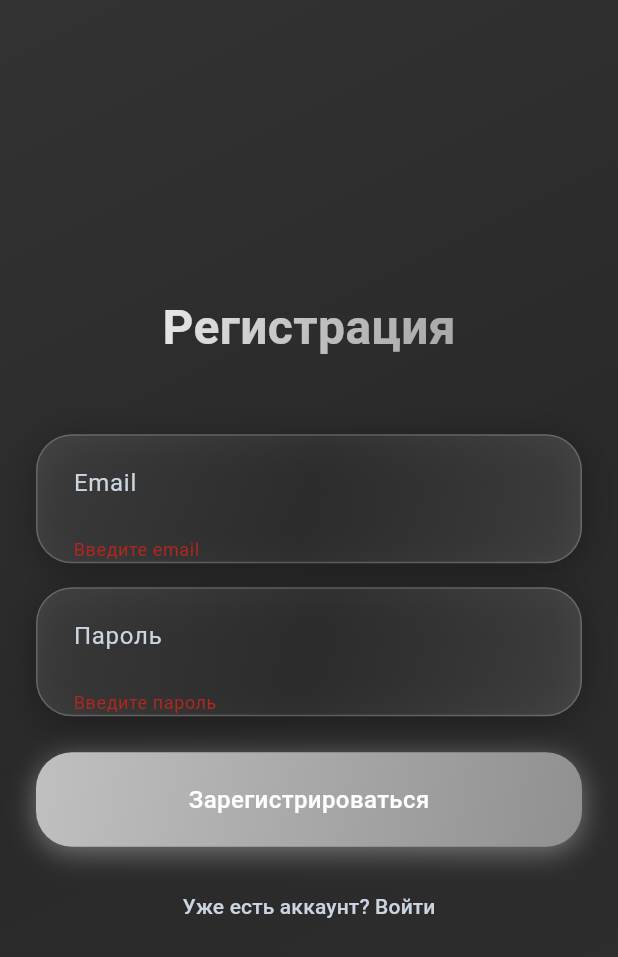
After one commit to ww-4/Mobile-application-development, a Flutter app: the screen it shows after launch, item 2 of the bottom bar chosen, after a tap on "Зарегистрироваться", on a phone screen of 412 x 824 dp. The commit adds this screen. Shown: the top 957 px of the screen. Run offline on Flutter 3.47's test engine with Material 3 defaults, Android fonts, the phone set to English and light mode, and no system bars; our stand-ins replace flutter_dotenv, supabase_flutter; accounts and stored records are empty; network calls fail.

Commit message:
LR 3.0 (Bottomnavigationbar & Supabase: SignIn, SignUp)

```diff
--- /dev/null
+++ b/flutter_application_test/lib/auth_screen.dart
@@ -0,0 +1,350 @@
+import 'package:flutter/material.dart';
+import 'auth_service.dart';
+
+class AuthScreen extends StatefulWidget {
+  final bool isLogin;
+  const AuthScreen({super.key, this.isLogin = true});
+
+  @override
+  State<AuthScreen> createState() => _AuthScreenState();
+}
+
+class _AuthScreenState extends State<AuthScreen> {
+  final TextEditingController _loginController = TextEditingController();
+  final TextEditingController _passwordController = TextEditingController();
+  final _formKey = GlobalKey<FormState>();
+  late bool _isLogin;
+  String? _errorMessage;
+  Future<bool>? _authFuture;
+
+  @override
+  void initState() {
+    super.initState();
+    _isLogin = widget.isLogin;
+  }
+
+  Future<bool> _handleAuth() async {
+    if (!_formKey.currentState!.validate()) {
+      return false;
+    }
+
+    final email = _loginController.text.trim();
+    final password = _passwordController.text.trim();
+
+    try {
+      if (_isLogin) {
+        // Вход
+        final response = await AuthService.signIn(email, password);
+        if (response.user != null) {
+          return true;
+        } else {
+          setState(() {
+            _errorMessage = 'Неверный email или пароль';
+          });
+          return false;
+        }
+      } else {
+        // Регистрация
+        final response = await AuthService.signUp(email, password);
+        if (response.user != null) {
+          setState(() {
+            _errorMessage = null;
+          });
+          return true;
+        } else {
+          setState(() {
+            _errorMessage = 'Ошибка регистрации';
+          });
+          return false;
+        }
+      }
+    } catch (e) {
+      setState(() {
+        _errorMessage = 'Ошибка: ${e.toString()}';
+      });
+      return false;
+    }
+  }
+
+  @override
+  void dispose() {
+    _loginController.dispose();
+    _passwordController.dispose();
+    super.dispose();
+  }
+
+  @override
+  Widget build(BuildContext context) {
+    return Scaffold(
+      body: Container(
+        width: double.infinity,
+        height: double.infinity,
+        decoration: const BoxDecoration(color: Color(0xFF1A1A1A)),
+        child: Container(
+          decoration: BoxDecoration(
+            gradient: LinearGradient(
+              begin: const Alignment(-1.0, -1.0),
+              end: const Alignment(1.0, 1.0),
+              colors: [
+                const Color(0xFFC0C0C0).withOpacity(0.15),
+                const Color(0xFF808080).withOpacity(0.15),
+                const Color(0xFFA9A9A9).withOpacity(0.15),
+              ],
+              stops: const [0.0, 0.5, 1.0],
+            ),
+          ),
+          child: SafeArea(
+            child: Center(
+              child: SingleChildScrollView(
+                padding: const EdgeInsets.all(24),
+                child: Form(
+                  key: _formKey,
+                  child: Column(
+                    mainAxisAlignment: MainAxisAlignment.center,
+                    children: [
+                      ShaderMask(
+                        shaderCallback: (bounds) => const LinearGradient(
+                          begin: Alignment(-1.0, -1.0),
+                          end: Alignment(1.0, 1.0),
+                          colors: [
+                            Color(0xFFE8E8E8),
+                            Color(0xFFC0C0C0),
+                            Color(0xFFA8A8A8),
+                          ],
+                        ).createShader(bounds),
+                        child: Text(
+                          _isLogin ? 'Вход' : 'Регистрация',
+                          style: const TextStyle(
+                            fontSize: 32,
+                            fontWeight: FontWeight.bold,
+                            color: Colors.white,
+                          ),
+                        ),
+                      ),
+                      const SizedBox(height: 48),
+
+                      Container(
+                        decoration: BoxDecoration(
+                          gradient: LinearGradient(
+                            begin: const Alignment(-1.0, -1.0),
+                            end: const Alignment(1.0, 1.0),
+                            colors: [
+                              const Color(0xFFA9A9A9).withOpacity(0.2),
+                              const Color(0xFF808080).withOpacity(0.15),
+                              const Color(0xFFC0C0C0).withOpacity(0.2),
+                            ],
+                            stops: const [0.0, 0.5, 1.0],
+                          ),
+                          borderRadius: BorderRadius.circular(24),
+                          border: Border.all(
+                            color: const Color(0xFFC0C0C0).withOpacity(0.3),
+                          ),
+                          boxShadow: [
+                            BoxShadow(
+                              color: Colors.black.withOpacity(0.3),
+                              blurRadius: 20,
+                              offset: const Offset(0, 4)),
+                          ],
+                        ),
+                        child: TextFormField(
+                          controller: _loginController,
+                          style: const TextStyle(color: Colors.white, fontSize: 16),
+                          decoration: InputDecoration(
+                            hintText: 'Email',
+                            hintStyle: const TextStyle(color: Color(0xFFCBD5E1)),
+                            filled: false,
+                            border: InputBorder.none,
+                            enabledBorder: InputBorder.none,
+                            focusedBorder: InputBorder.none,
+                            contentPadding: const EdgeInsets.symmetric(
+                              horizontal: 24,
+                              vertical: 20,
+                            ),
+                          ),
+                          validator: (value) {
+                            if (value == null || value.trim().isEmpty) {
+                              return 'Введите email';
+                            }
+                            if (!value.contains('@')) {
+                              return 'Введите корректный email';
+                            }
+                            return null;
+                          },
+                        ),
+                      ),
+                      const SizedBox(height: 16),
+
+                      Container(
+                        decoration: BoxDecoration(
+                          gradient: LinearGradient(
+                            begin: const Alignment(-1.0, -1.0),
+                            end: const Alignment(1.0, 1.0),
+                            colors: [
+                              const Color(0xFFA9A9A9).withOpacity(0.2),
+                              const Color(0xFF808080).withOpacity(0.15),
+                              const Color(0xFFC0C0C0).withOpacity(0.2),
+                            ],
+                            stops: const [0.0, 0.5, 1.0],
+                          ),
+                          borderRadius: BorderRadius.circular(24),
+                          border: Border.all(
+                            color: const Color(0xFFC0C0C0).withOpacity(0.3),
+                          ),
+                          boxShadow: [
+                            BoxShadow(
+                                color: Colors.black.withOpacity(0.3),
+                                blurRadius: 20,
+                                offset: const Offset(0, 4)),
+                          ],
+                        ),
+                        child: TextFormField(
+                          controller: _passwordController,
+                          obscureText: true,
+                          style: const TextStyle(color: Colors.white, fontSize: 16),
+                          decoration: InputDecoration(
+                            hintText: 'Пароль',
+                            hintStyle: const TextStyle(color: Color(0xFFCBD5E1)),
+                            filled: false,
+                            border: InputBorder.none,
+                            enabledBorder: InputBorder.none,
+                            focusedBorder: InputBorder.none,
+                            contentPadding: const EdgeInsets.symmetric(
+                              horizontal: 24,
+                              vertical: 20,
+                            ),
+                          ),
+                          validator: (value) {
+                            if (value == null || value.trim().isEmpty) {
+                              return 'Введите пароль';
+                            }
+                            if (!_isLogin && value.length < 6) {
+                              return 'Пароль должен быть не менее 6 символов';
+                            }
+                            return null;
+                          },
+                        ),
+                      ),
+                      const SizedBox(height: 24),
+
+                      if (_errorMessage != null)
+                        Container(
+                          margin: const EdgeInsets.only(bottom: 16),
+                          padding: const EdgeInsets.all(12),
+                          decoration: BoxDecoration(
+                            color: Colors.red.withOpacity(0.2),
+                            borderRadius: BorderRadius.circular(12),
+                            border: Border.all(color: Colors.red.withOpacity(0.3)),
+                          ),
+                          child: Text(
+                            _errorMessage!,
+                            style: const TextStyle(
+                              color: Colors.redAccent,
+                              fontSize: 12,
+                            ),
+                            textAlign: TextAlign.center,
+                          ),
+                        ),
+
+                      FutureBuilder<bool>(
+                        future: _authFuture,
+                        builder: (context, snapshot) {
+                          return Material(
+                            color: Colors.transparent,
+                            child: InkWell(
+                              onTap: snapshot.connectionState == ConnectionState.waiting
+                                  ? null
+                                  : () {
+                                      setState(() {
+                                        _errorMessage = null;
+                                        _authFuture = _handleAuth();
+                                      });
+                                    },
+                              borderRadius: BorderRadius.circular(24),
+                              child: Container(
+                                width: double.infinity,
+                                padding: const EdgeInsets.symmetric(vertical: 20),
+                                decoration: BoxDecoration(
+                                  gradient: const LinearGradient(
+                                    begin: Alignment(-1.0, -1.0),
+                                    end: Alignment(1.0, 1.0),
+                                    colors: [
+                                      Color(0xFFC0C0C0),
+                                      Color(0xFFA8A8A8),
+                                      Color(0xFF909090),
+                                    ],
+                                    stops: [0.0, 0.5, 1.0],
+                                  ),
+                                  borderRadius: BorderRadius.circular(24),
+                                  boxShadow: [
+                                    BoxShadow(
+                                      color: const Color(0xFFC0C0C0).withOpacity(0.5),
+                                      blurRadius: 15,
+                                      offset: const Offset(0, 4),
+                                    ),
+                                  ],
+                                ),
+                                child: Center(
+                                  child: snapshot.connectionState == ConnectionState.waiting
+                                      ? const CircularProgressIndicator(
+                                          valueColor: AlwaysStoppedAnimation<Color>(Colors.white),
+                                        )
+                                      : Text(
+                                          _isLogin ? 'Войти' : 'Зарегистрироваться',
+                                          style: const TextStyle(
+                                            color: Colors.white,
+                                            fontSize: 16,
+                                            fontWeight: FontWeight.w500,
+                                          ),
+                                        ),
+                                ),
+                              ),
+                            ),
+                          );
+                        },
+                        ),
+                      if (_authFuture != null)
+                        FutureBuilder<bool>(
+                          future: _authFuture,
+                          builder: (context, snapshot) {
+                            if (snapshot.connectionState == ConnectionState.done) {
+                              WidgetsBinding.instance.addPostFrameCallback((_) {
+                                if (snapshot.hasData && snapshot.data == true && mounted) {
+                                  Navigator.of(context).pop(true);
+                                }
+                              });
+                            }
+                            return const SizedBox.shrink();
+                          },
+                        ),
+                      const SizedBox(height: 16),
+
+                      TextButton(
+                        onPressed: () {
+                          setState(() {
+                            _isLogin = !_isLogin;
+                            _errorMessage = null;
+                            _loginController.clear();
+                            _passwordController.clear();
+                          });
+                        },
+                        child: Text(
+                          _isLogin
+                              ? 'Нет аккаунта? Зарегистрироваться'
+                              : 'Уже есть аккаунт? Войти',
+                          style: const TextStyle(
+                            color: Color(0xFFCBD5E1),
+                            fontSize: 14,
+                          ),
+                        ),
+                      ),
+                    ],
+                  ),
+                ),
+              ),
+            ),
+          ),
+        ),
+      ),
+    );
+  }
+}
--- /dev/null
+++ b/flutter_application_test/lib/auth_service.dart
@@ -0,0 +1,29 @@
+import 'package:supabase_flutter/supabase_flutter.dart';
+
+class AuthService {
+  // Регистрация через Supabase Auth
+  static Future<AuthResponse> signUp(String email, String password) async {
+    return await Supabase.instance.client.auth.signUp(
+      email: email,
+      password: password,
+    );
+  }
+
+  // Вход через Supabase Auth
+  static Future<AuthResponse> signIn(String email, String password) async {
+    return await Supabase.instance.client.auth.signInWithPassword(
+      email: email,
+      password: password,
+    );
+  }
+
+  // Выход
+  static Future<void> signOut() async {
+    await Supabase.instance.client.auth.signOut();
+  }
+
+  // Проверка текущего пользователя
+  static User? getCurrentUser() {
+    return Supabase.instance.client.auth.currentUser;
+  }
+}
--- a/flutter_application_test/lib/main.dart
+++ b/flutter_application_test/lib/main.dart
@@ -1,15 +1,12 @@
 import 'package:flutter/material.dart';
-import 'dart:ui';
-import 'package:http/http.dart' as http;
-import 'dart:convert';
 import 'package:supabase_flutter/supabase_flutter.dart';
 import 'package:flutter_dotenv/flutter_dotenv.dart';
 import 'package:intl/intl.dart';
+import 'auth_screen.dart';
 
 void main() async {
   WidgetsFlutterBinding.ensureInitialized();
 
-  // Пытаемся загрузить переменные окружения (опционально)
   try {
     await dotenv.load(fileName: "assets/key.env");
   } catch (e) {
@@ -43,65 +40,35 @@ class HomePage extends StatefulWidget {
 class _HomePageState extends State<HomePage> {
   final TextEditingController _messageController = TextEditingController();
   bool _isConnected = false;
+  bool _isAuthenticated = false;
   String? _errorMessage;
-  Future<List<Map<String, dynamic>>>?
-  _messagesFuture; // Future для FutureBuilder
+  Future<List<Map<String, dynamic>>>? _messagesFuture;
+  int _currentIndex = 0;
 
   @override
   void initState() {
     super.initState();
     _initializeSupabase();
-
   }
 
   Future<void> _initializeSupabase() async {
-    String? supabaseUrl;
-    String? supabaseKey;
-
-
-    // Получение ключа и URL через HTTP PATCH запрос
-    try {
-      final response = await http.patch(
-        Uri.parse('https://college.panfilius.ru/keys.php'),
-      );
-
-      if (response.statusCode == 200) {
-        // Разбор полученного ответа в формате JSON
-        final jsonData = json.decode(response.body);
-        supabaseUrl = jsonData['url'] as String?;
-        supabaseKey = jsonData['key'] as String?;
-
-        if (supabaseUrl == null || supabaseKey == null) {
-          throw Exception('Не удалось получить URL или ключ из ответа');
-        }
-      } else {
-        throw Exception('Ошибка HTTP: ${response.statusCode}');
-      }
-    } catch (e) {
-      // Если HTTP запрос не удался, пытаемся получить из переменных окружения
-      print('Не удалось получить данные через HTTP: $e');
-      print('Попытка получить данные из переменных окружения...');
-
-      supabaseUrl = dotenv.env['SUPABASE_URL'];
-      supabaseKey = dotenv.env['SUPABASE_ANON_KEY'];
+    final supabaseUrl = dotenv.env['SUPABASE_URL'];
+    final supabaseKey = dotenv.env['SUPABASE_ANON_KEY'];
 
     if (supabaseUrl == null || supabaseKey == null) {
       setState(() {
         _errorMessage =
-              'Не удалось получить ключи Supabase.\n'
-              'Ошибка HTTP: $e\n'
-              'Переменные окружения также не найдены.\n'
-              'Проверьте подключение к интернету и настройки.';
+
+            'Проверьте файл key.env и настройки.';
       });
       return;
     }
-    }
 
-    // Использование полученных данных для подключения к Supabase
     try {
       await Supabase.initialize(url: supabaseUrl, anonKey: supabaseKey);
 
-      Supabase.instance.client.from('messages')
+      Supabase.instance.client
+          .from('messages')
           .stream(primaryKey: ['id'])
           .listen((List<Map<String, dynamic>> data) {
         print(data);
@@ -111,7 +78,7 @@ class _HomePageState extends State<HomePage> {
         _isConnected = true;
         _errorMessage = null;
       });
-      _updateMessages(); // Обновляем Future для FutureBuilder
+      _updateMessages();
     } catch (e) {
       setState(() {
         _errorMessage = 'Ошибка подключения к Supabase: $e';
@@ -119,7 +86,6 @@ class _HomePageState extends State<HomePage> {
     }
   }
 
-  // Управление состоянием - обновление Future для FutureBuilder
   void _updateMessages() {
     setState(() {
       _messagesFuture = _getMessagesFuture();
@@ -127,7 +93,6 @@ class _HomePageState extends State<HomePage> {
     });
   }
 
-  // Получение данных из Supabase
   Future<List<Map<String, dynamic>>> _getMessagesFuture() async {
     if (!_isConnected) {
       await _initializeSupabase();
@@ -148,20 +113,16 @@ class _HomePageState extends State<HomePage> {
     }
   }
 
-  // Управление состоянием - обработка отправки сообщения
   Future<void> _sendMessage() async {
     if (!_isConnected || _messageController.text.trim().isEmpty) return;
 
     try {
-      // Отправка сообщения через insert в базу данных
       await Supabase.instance.client.from('messages').insert({
         'message': _messageController.text.trim(),
         'created_at': DateTime.now().toIso8601String(),
       });
 
       _messageController.clear();
-
-      // Автоматически обновляем список при получении новых данных
       _updateMessages();
     } catch (e) {
       setState(() {
@@ -170,19 +131,62 @@ class _HomePageState extends State<HomePage> {
     }
   }
 
-  // Управление состоянием - обработка изменений в поле ввода
-  void _onInputChanged(String value) {
-    // Состояние обновляется через контроллер
+  void _onUpdateButtonPressed() {
+    _updateMessages();
   }
 
-  // Управление состоянием - обработка нажатия кнопки обновления
-  void _onUpdateButtonPressed() {
-    print('Button pressed!');
+  Future<void> _handleLogin() async {
+    final result = await Navigator.push<bool>(
+      context,
+      MaterialPageRoute(builder: (context) => const AuthScreen(isLogin: true)),
+    );
+
+    if (result == true) {
       setState(() {
-      // Кнопка обновления с использованием setState
-      _updateMessages();
+        _isAuthenticated = true;
       });
     }
+  }
+
+  Future<void> _handleSignUp() async {
+    final result = await Navigator.push<bool>(
+      context,
+      MaterialPageRoute(builder: (context) => const AuthScreen(isLogin: false)),
+    );
+
+    if (result == true) {
+      setState(() {
+        _isAuthenticated = true;
+      });
+    }
+  }
+
+  Future<void> _handleSignOut() async {
+    try {
+      await Supabase.instance.client.auth.signOut();
+      setState(() {
+        _isAuthenticated = false;
+      });
+      if (mounted) {
+        ScaffoldMessenger.of(context).showSnackBar(
+          const SnackBar(
+            content: Text('Вы вышли из аккаунта'),
+            duration: Duration(seconds: 2),
+          ),
+        );
+      }
+    } catch (e) {
+      if (mounted) {
+        ScaffoldMessenger.of(context).showSnackBar(
+          SnackBar(
+            content: Text('Ошибка выхода: $e'),
+            backgroundColor: Colors.red,
+          ),
+        );
+      }
+    }
+  }
+
 
   @override
   void dispose() {
@@ -203,6 +207,81 @@ class _HomePageState extends State<HomePage> {
   @override
   Widget build(BuildContext context) {
     return Scaffold(
+      bottomNavigationBar: Container(
+        decoration: BoxDecoration(
+          gradient: LinearGradient(
+            begin: const Alignment(-1.0, -1.0),
+            end: const Alignment(1.0, 1.0),
+            colors: [
+              const Color(0xFF808080).withOpacity(0.9),
+              const Color(0xFF707070).withOpacity(0.85),
+              const Color(0xFF606060).withOpacity(0.9),
+            ],
+            stops: const [0.0, 0.5, 1.0],
+          ),
+          border: Border(
+            top: BorderSide(
+              color: const Color(0xFF505050).withOpacity(0.5),
+              width: 1,
+            ),
+          ),
+          boxShadow: [
+            BoxShadow(
+              color: Colors.black.withOpacity(0.3),
+              blurRadius: 20,
+              offset: const Offset(0, -4),
+            ),
+          ],
+        ),
+        child: BottomNavigationBar(
+          currentIndex: _currentIndex,
+          onTap: (index) {
+            setState(() {
+              _currentIndex = index;
+            });
+            if (_isAuthenticated) {
+              // Пользователь вошел: Настройки / Выход
+              if (index == 0) {
+                // Настройки - пока без функционала
+              } else if (index == 1) {
+                _handleSignOut();
+              }
+            } else {
+              // Пользователь не вошел: Вход / Регистрация
+              if (index == 0) {
+                _handleLogin();
+              } else if (index == 1) {
+                _handleSignUp();
+              }
+            }
+          },
+          backgroundColor: Colors.transparent,
+          elevation: 0,
+          selectedItemColor: Colors.white,
+          unselectedItemColor: Colors.white,
+          items: _isAuthenticated
+              ? const [
+                  BottomNavigationBarItem(
+                    icon: Icon(Icons.settings),
+                    label: 'Настройки',
+                  ),
+                  BottomNavigationBarItem(
+                    icon: Icon(Icons.logout),
+                    label: 'Выход',
+                  ),
+                ]
+              : const [
+                  BottomNavigationBarItem(
+                    icon: Icon(Icons.login),
+                    label: 'Вход',
+                  ),
+                  BottomNavigationBarItem(
+                    icon: Icon(Icons.person_add),
+                    label: 'Регистрация',
+                  ),
+                ],
+        ),
+      ),
       body: Container(
         width: double.infinity,
         height: double.infinity,
@@ -456,7 +535,6 @@ class _HomePageState extends State<HomePage> {
                             ),
                             child: TextField(
                               controller: _messageController,
-                              onChanged: _onInputChanged,
                               onSubmitted: (_) => _sendMessage(),
                               style: const TextStyle(
                                 color: Colors.white,
```
Also changed, not shown: 1 other file. Lines whose indentation alone changed are shown as unchanged.
